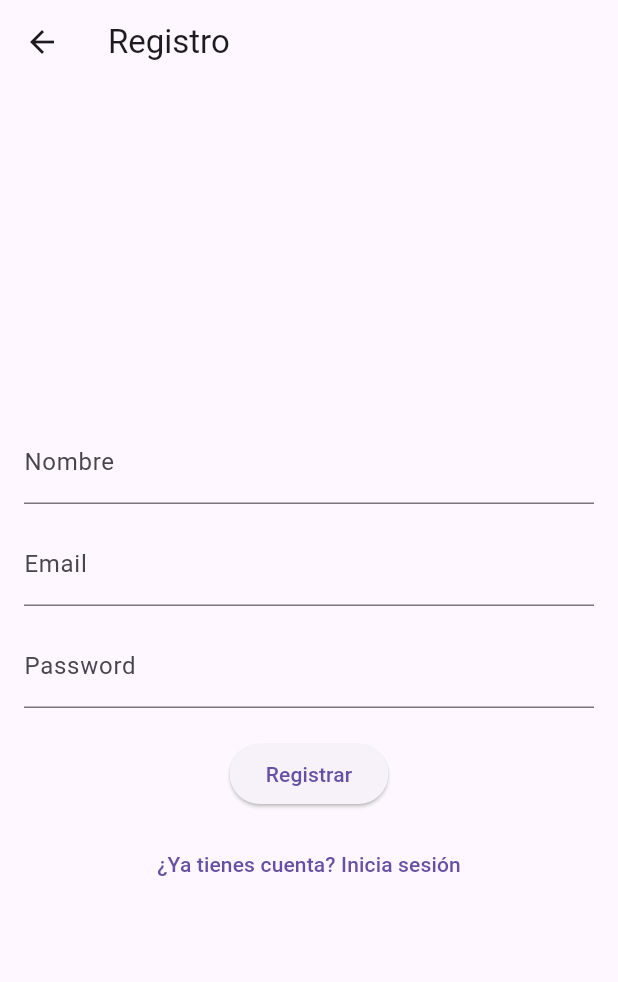
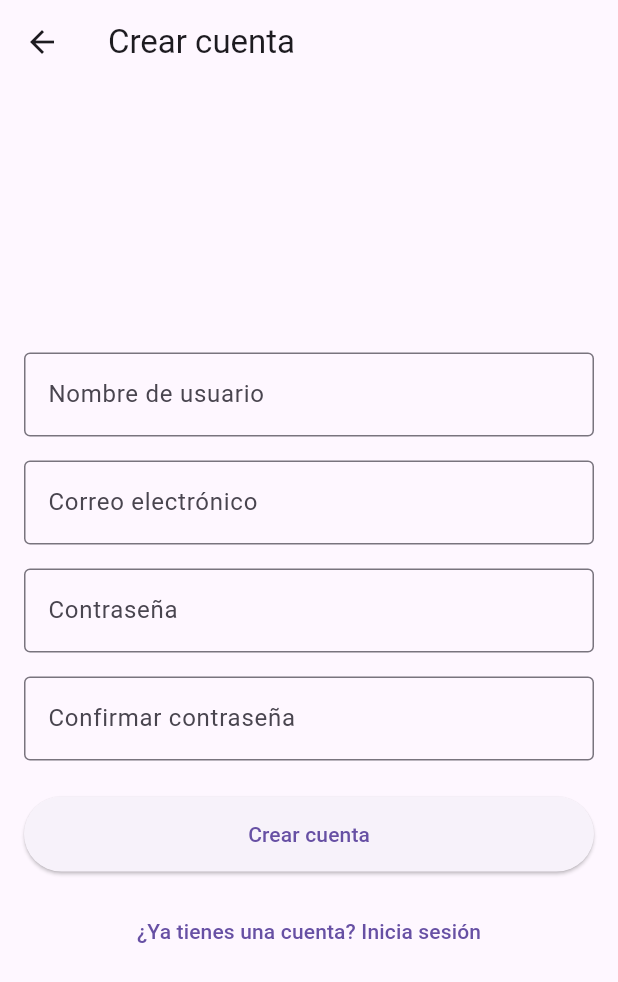
Before and after one commit to WsSolitario/app-gestion-financiera, a Flutter app: the RegisterScreen screen opened directly, on a phone screen of 412 x 824 dp. Shown: the top 982 px of the screen. Run offline on Flutter 3.47's test engine with Material 3 defaults, Android fonts, the phone set to English and light mode, and no system bars; our stand-ins replace dio, flutter_hooks, flutter_riverpod, get_it, go_router, hooks_riverpod and 1 more; accounts and stored records are empty; network calls fail.

Commit message:
feat: redesign register screen

```diff
--- a/lib/ui/screens/register_screen.dart
+++ b/lib/ui/screens/register_screen.dart
@@ -26,6 +26,7 @@ class _RegisterScreenState extends ConsumerState<RegisterScreen> {
   final _name = TextEditingController();
   final _email = TextEditingController();
   final _password = TextEditingController();
+  final _confirmPassword = TextEditingController();
   final _registrationToken = TextEditingController();
   final _invitationToken = TextEditingController();
 
@@ -42,50 +43,102 @@ class _RegisterScreenState extends ConsumerState<RegisterScreen> {
     });
 
     return Scaffold(
-      appBar: AppBar(title: const Text("Registro")),
+      appBar: AppBar(
+        leading: IconButton(
+          icon: const Icon(Icons.arrow_back),
+          onPressed: () => context.go(AppRoutes.login),
+        ),
+        title: const Text("Crear cuenta"),
+      ),
       body: Center(
+        child: SingleChildScrollView(
           child: ConstrainedBox(
             constraints: const BoxConstraints(maxWidth: 420),
             child: Padding(
               padding: const EdgeInsets.all(16),
               child: Form(
                 key: _formKey,
-              child: Column(mainAxisSize: MainAxisSize.min, children: [
+                child: Column(
+                  mainAxisSize: MainAxisSize.min,
+                  crossAxisAlignment: CrossAxisAlignment.stretch,
+                  children: [
                     TextFormField(
                       controller: _name,
-                  decoration: const InputDecoration(labelText: "Nombre"),
+                      decoration: const InputDecoration(
+                        labelText: "Nombre de usuario",
+                        hintText: "Escribe tu nombre de usuario",
+                        border: OutlineInputBorder(),
                       ),
-                const SizedBox(height: 12),
+                    ),
+                    const SizedBox(height: 16),
                     TextFormField(
                       controller: _email,
-                  decoration: const InputDecoration(labelText: "Email"),
-                  validator: (v) => (v == null || v.isEmpty) ? "Requerido" : null,
+                      decoration: const InputDecoration(
+                        labelText: "Correo electrónico",
+                        hintText: "Escribe tu correo electrónico",
+                        border: OutlineInputBorder(),
                       ),
-                const SizedBox(height: 12),
+                      validator: (v) =>
+                          (v == null || v.isEmpty) ? "Requerido" : null,
+                    ),
+                    const SizedBox(height: 16),
                     TextFormField(
                       controller: _password,
-                  decoration: const InputDecoration(labelText: "Password"),
+                      decoration: const InputDecoration(
+                        labelText: "Contraseña",
+                        hintText: "Escribe tu contraseña",
+                        border: OutlineInputBorder(),
+                      ),
                       obscureText: true,
-                  validator: (v) => (v == null || v.isEmpty) ? "Requerido" : null,
+                      validator: (v) =>
+                          (v == null || v.isEmpty) ? "Requerido" : null,
+                    ),
+                    const SizedBox(height: 16),
+                    TextFormField(
+                      controller: _confirmPassword,
+                      decoration: const InputDecoration(
+                        labelText: "Confirmar contraseña",
+                        hintText: "Confirma tu contraseña",
+                        border: OutlineInputBorder(),
+                      ),
+                      obscureText: true,
+                      validator: (v) {
+                        if (v == null || v.isEmpty) {
+                          return "Requerido";
+                        }
+                        if (v != _password.text) {
+                          return "Las contraseñas no coinciden";
+                        }
+                        return null;
+                      },
                     ),
                     if (isPrivate) ...[
-                  const SizedBox(height: 12),
+                      const SizedBox(height: 16),
                       TextFormField(
                         controller: _registrationToken,
-                    decoration:
-                        const InputDecoration(labelText: "Registration Token"),
-                    validator: (v) =>
-                        (isPrivate && (v == null || v.isEmpty)) ? "Requerido" : null,
+                        decoration: const InputDecoration(
+                          labelText: "Registration Token",
+                          hintText: "Introduce el token de registro",
+                          border: OutlineInputBorder(),
                         ),
-                  const SizedBox(height: 12),
+                        validator: (v) => (isPrivate && (v == null || v.isEmpty))
+                            ? "Requerido"
+                            : null,
+                      ),
+                      const SizedBox(height: 16),
                       TextFormField(
                         controller: _invitationToken,
-                    decoration:
-                        const InputDecoration(labelText: "Invitation Token"),
+                        decoration: const InputDecoration(
+                          labelText: "Invitation Token",
+                          hintText: "Introduce el token de invitación",
+                          border: OutlineInputBorder(),
+                        ),
                       ),
                     ],
-                const SizedBox(height: 20),
-                ElevatedButton(
+                    const SizedBox(height: 24),
+                    SizedBox(
+                      height: 50,
+                      child: ElevatedButton(
                         onPressed: state is! AuthLoading
                             ? () {
                                 if (_formKey.currentState!.validate()) {
@@ -98,28 +151,38 @@ class _RegisterScreenState extends ConsumerState<RegisterScreen> {
                                         registrationToken:
                                             _registrationToken.text.trim().isEmpty
                                                 ? null
-                                          : _registrationToken.text.trim(),
+                                                : _registrationToken.text
+                                                    .trim(),
                                         invitationToken:
                                             _invitationToken.text.trim().isEmpty
                                                 ? null
-                                          : _invitationToken.text.trim(),
+                                                : _invitationToken.text
+                                                    .trim(),
                                       );
                                 }
                               }
                             : null,
-                  child:
-                      Text(state is AuthLoading ? "Registrando..." : "Registrar"),
+                        child: Text(state is AuthLoading
+                            ? "Registrando..."
+                            : "Crear cuenta"),
                       ),
-                const SizedBox(height: 12),
+                    ),
+                    const SizedBox(height: 16),
                     TextButton(
                       onPressed: () => context.go(AppRoutes.login),
-                  child: const Text("¿Ya tienes cuenta? Inicia sesión"),
+                      child: const Text(
+                          "¿Ya tienes una cuenta? Inicia sesión"),
                     ),
                     if (state is AuthError) ...[
-                  const SizedBox(height: 12),
-                  Text(state.message, style: const TextStyle(color: Colors.red)),
+                      const SizedBox(height: 16),
+                      Text(
+                        state.message,
+                        style: const TextStyle(color: Colors.red),
+                      ),
                     ]
-              ]),
+                  ],
+                ),
+              ),
             ),
           ),
         ),
```
Lines whose indentation alone changed are shown as unchanged.
